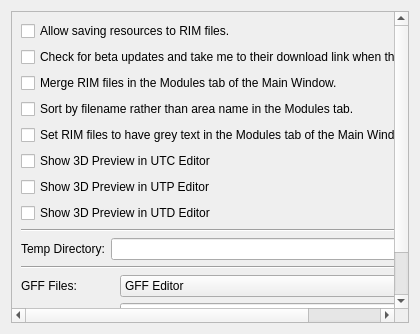
Qt form Tools/HolocronToolset/src/ui/widgets/settings/misc.ui (NickHugi/PyKotor) before a commit.
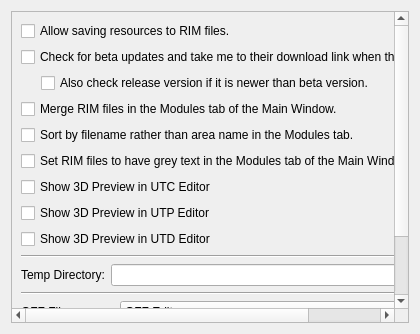
The same form after that commit.

Commit message: Improve toolset checkForUpdate logic.

The edit to the form file:
```diff
--- a/Tools/HolocronToolset/src/ui/widgets/settings/misc.ui
+++ b/Tools/HolocronToolset/src/ui/widgets/settings/misc.ui
@@ -43,6 +43,23 @@
          </property>
         </widget>
        </item>
+       <item>
+        <layout class="QHBoxLayout" name="hBoxLayoutForSubOption">
+         <property name="leftMargin">
+          <number>20</number>
+         </property>
+         <item>
+          <widget class="QCheckBox" name="alsoCheckReleaseVersion">
+           <property name="text">
+            <string>Also check release version if it is newer than beta version.</string>
+           </property>
+           <property name="enabled">
+            <bool>true</bool>
+           </property>
+          </widget>
+         </item>
+        </layout>
+       </item>
        <item>
         <widget class="QCheckBox" name="mergeRimCheck">
          <property name="text">
```
The commit also changes 12 other files.
